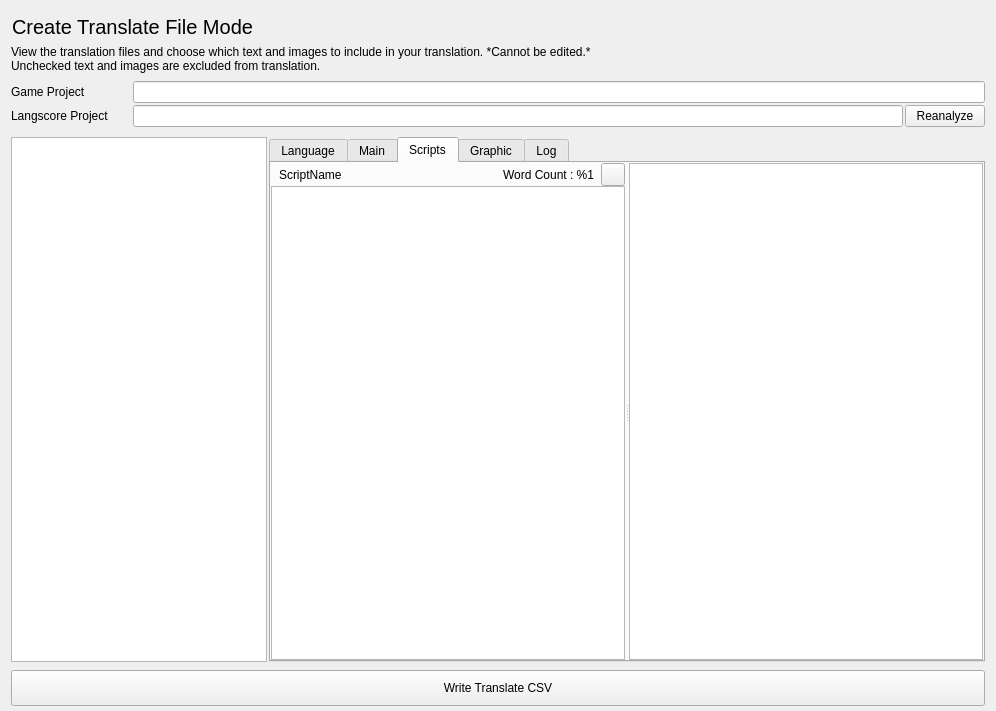
Qt form src/ui/WriteModeComponent.ui (MUkoutyan/langscore-app) before a commit.
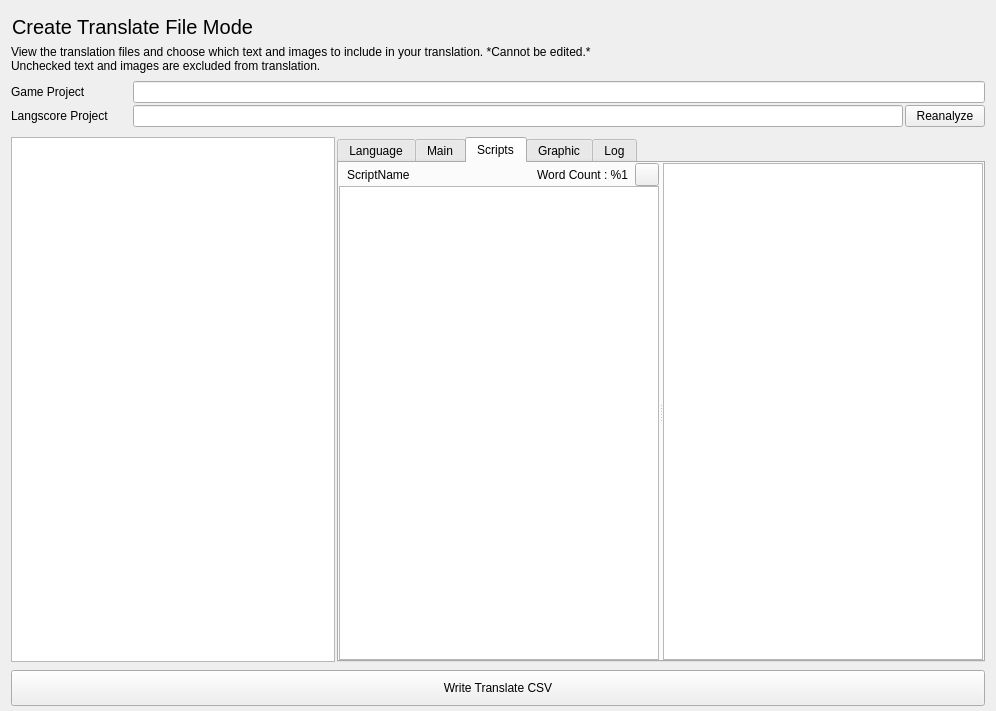
The same form after that commit. Icons and pictures are not drawn. Custom widgets are drawn as their Qt base class.

```diff
--- a/src/ui/WriteModeComponent.ui
+++ b/src/ui/WriteModeComponent.ui
@@ -155,7 +155,7 @@
     </spacer>
    </item>
    <item>
-    <layout class="QHBoxLayout" name="horizontalLayout_2" stretch="0,1">
+    <layout class="QHBoxLayout" name="horizontalLayout_2" stretch="1,2">
      <item>
       <widget class="QTreeWidget" name="treeWidget">
        <property name="alternatingRowColors">
```
